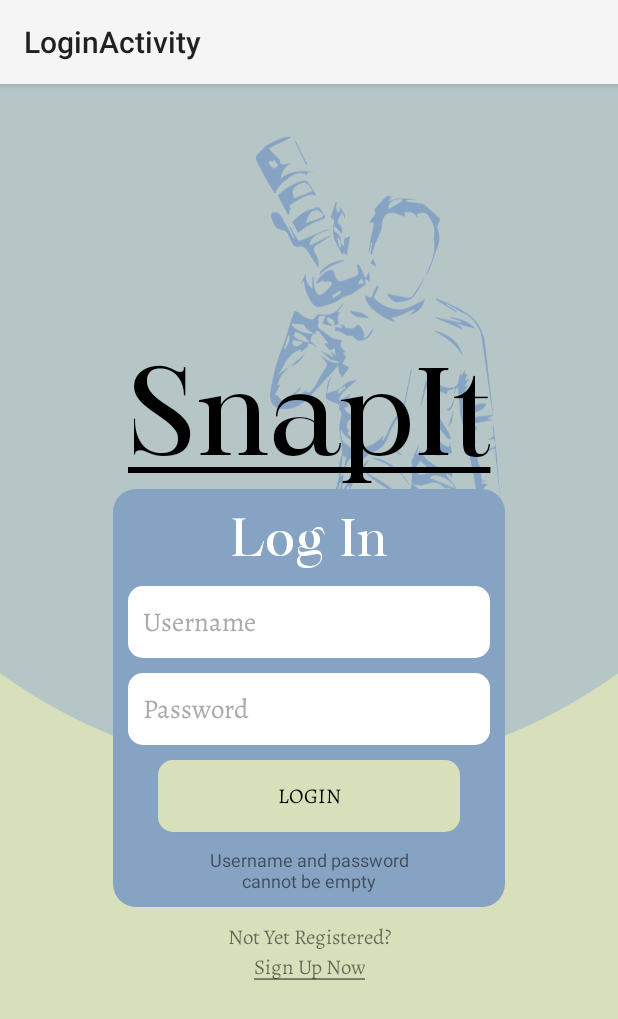
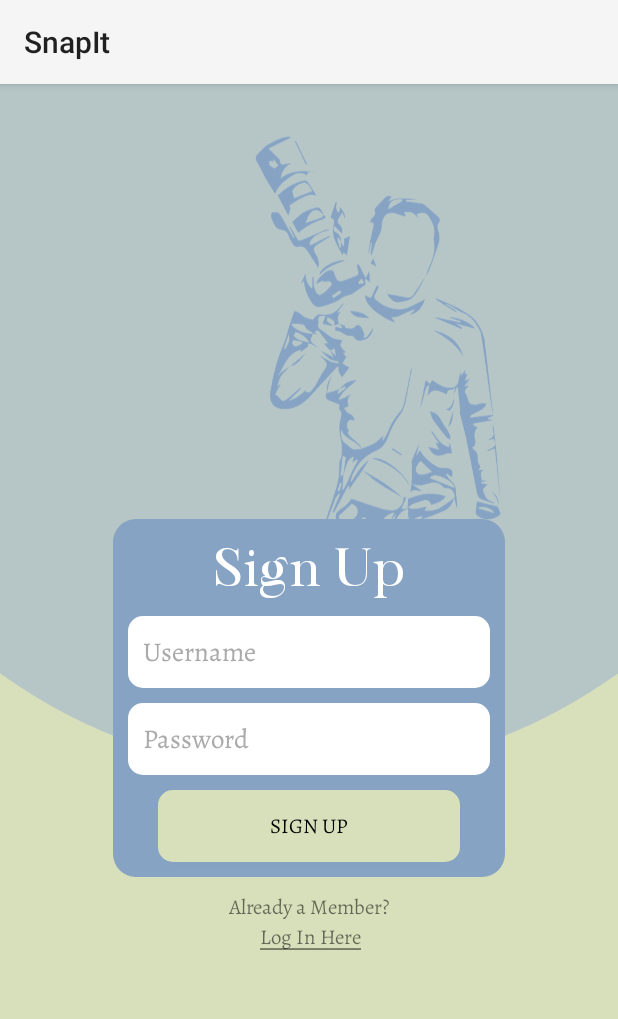
Before and after one commit to Frieya/SnapIt, an Android app: the screen it shows after launch (LoginActivity before the commit, SignupActivity after it), after a tap on "Sign Up Now", on a phone screen of 412 x 824 dp. Shown: the top 1019 px of the screen. Run offline under Robolectric (Android 15) with nearby library versions, the phone set to English and light mode, and no system bars; our stand-ins replace Firebase (no records; nobody signed in at launch, a user with empty details on screens opened directly); 1 other tap on this screen came first.

```diff
--- a/app/src/main/AndroidManifest.xml
+++ b/app/src/main/AndroidManifest.xml
@@ -17,8 +17,12 @@
             android:exported="true"
             android:label="@string/app_name" />
         <activity
+            android:name=".SignupActivity"
+            android:exported="true"
+            android:label="@string/app_name" />
+        <activity
             android:name=".LoginActivity"
-            android:label="LoginActivity"
+            android:label="@string/app_name"
             android:exported="true">
             <intent-filter>
                 <action android:name="android.intent.action.MAIN" />
--- /dev/null
+++ b/app/src/main/java/com/mobdeve/s12/kahitanonalang/snapit/SignupActivity.kt
@@ -0,0 +1,79 @@
+package com.mobdeve.s12.kahitanonalang.snapit
+
+import android.content.Intent
+import android.os.Bundle
+import android.widget.Button
+import android.widget.EditText
+import android.widget.TextView
+import androidx.appcompat.app.AppCompatActivity
+import com.google.firebase.auth.FirebaseAuth
+import com.google.firebase.auth.FirebaseAuthException
+import com.mobdeve.s12.kahitanonalang.snapit.databinding.ActivitySignupBinding
+
+class SignupActivity : AppCompatActivity() {
+
+    companion object {
+        const val TAG = "SignupActivity"
+    }
+
+    private lateinit var viewBinding : ActivitySignupBinding
+    private lateinit var signUpUsernameEtv : EditText
+    private lateinit var signupPasswordEtv : EditText
+    private lateinit var signupBtn : Button
+    private lateinit var messageTv : TextView
+    private lateinit var signupTv : TextView
+
+    private lateinit var toaster: Toaster
+
+    private lateinit var auth : FirebaseAuth
+    override fun onCreate(savedInstanceState: Bundle?) {
+        super.onCreate(savedInstanceState)
+        this.viewBinding = ActivitySignupBinding.inflate(layoutInflater)
+        setContentView(this.viewBinding.root)
+
+        this.signUpUsernameEtv = this.viewBinding.signupUsernameEtv
+        this.signupPasswordEtv = this.viewBinding.signupPasswordEtv
+        this.signupBtn = this.viewBinding.signupBtn
+        this.signupTv = this.viewBinding.signupSunTv
+        this.toaster = Toaster(this)
+        this.auth = FirebaseAuth.getInstance()
+
+        this.signupBtn.setOnClickListener {
+            val email = signUpUsernameEtv.text.toString() + "@gmail.com"
+            val password = signupPasswordEtv.text.toString()
+
+            toaster.crisp("Signing you up...")
+
+            // Sign up with email and password
+            auth.createUserWithEmailAndPassword(email, password)
+                .addOnCompleteListener(this) { task ->
+                    // Hide the loading indicator if you showed one
+                    // ...
+
+                    if (task.isSuccessful) {
+                        // Sign up success, update UI with the signed-in user's information
+                        // For example, you might want to navigate to the main activity
+                        toaster.crisp("Sign-up successful")
+                        val intent = Intent(this, MainActivity::class.java)
+                        startActivity(intent)
+                        finish()
+                    } else {
+                        // If sign up fails, display a message to the user.
+                        val exception = task.exception
+                        if (exception is FirebaseAuthException) {
+                            // Handle specific exceptions if needed
+                            // For example, you can check exception.errorCode
+                            toaster.crisp("Sign-up failed: ${exception.message?.replace("email address", "username")}")
+                        } else {
+                            // Handle other exceptions
+                            toaster.crisp("Something went wrong. Please try again.")
+                        }
+                    }
+                }
+        }
+
+        this.signupTv.setOnClickListener {
+            finish()
+        }
+    }
+}
--- a/app/src/main/res/layout/activity_login.xml
+++ b/app/src/main/res/layout/activity_login.xml
@@ -95,30 +95,17 @@
             android:layout_marginStart="20dp"
             android:layout_marginTop="10dp"
             android:layout_marginEnd="20dp"
+            android:layout_marginBottom="10dp"
             android:background="@drawable/input_background"
             android:backgroundTint="@color/background2"
             android:fontFamily="@font/alegreya"
             android:text="Login"
             android:textColor="@color/black"
-            app:layout_constraintBottom_toTopOf="@+id/login_message_tv"
+            app:layout_constraintBottom_toBottomOf="parent"
             app:layout_constraintEnd_toEndOf="@+id/login_password_etv"
             app:layout_constraintStart_toStartOf="@+id/login_password_etv"
             app:layout_constraintTop_toBottomOf="@+id/login_password_etv" />
 
-        <TextView
-            android:id="@+id/login_message_tv"
-            android:layout_width="0dp"
-            android:layout_height="30dp"
-            android:layout_marginStart="50dp"
-            android:layout_marginTop="10dp"
-            android:layout_marginEnd="50dp"
-            android:layout_marginBottom="10dp"
-            android:textAlignment="center"
-            android:textSize="12sp"
-            app:layout_constraintBottom_toBottomOf="parent"
-            app:layout_constraintEnd_toEndOf="parent"
-            app:layout_constraintStart_toStartOf="parent"
-            app:layout_constraintTop_toBottomOf="@+id/login_btn" />
     </androidx.constraintlayout.widget.ConstraintLayout>
 
     <TextView
--- a/app/src/main/res/layout/activity_signup.xml
+++ b/app/src/main/res/layout/activity_signup.xml
@@ -1,81 +1,121 @@
 <?xml version="1.0" encoding="utf-8"?>
-<LinearLayout xmlns:android="http://schemas.android.com/apk/res/android"
+<androidx.constraintlayout.widget.ConstraintLayout xmlns:android="http://schemas.android.com/apk/res/android"
+    xmlns:app="http://schemas.android.com/apk/res-auto"
+    xmlns:tools="http://schemas.android.com/tools"
+    android:id="@+id/signup_cl"
     android:layout_width="match_parent"
     android:layout_height="match_parent"
-    android:gravity="center"
-    android:orientation="vertical"
-    android:background="@drawable/signup_bg">
+    android:background="@drawable/cameraman"
+    android:gravity="center">
 
-    <androidx.cardview.widget.CardView
-        android:layout_width="240sp"
-        android:layout_height="240sp">
-
-        <LinearLayout
-            android:layout_width="match_parent"
-            android:layout_height="match_parent"
-            android:orientation="vertical"
-            android:background="@drawable/custom_shapes">
+    <androidx.constraintlayout.widget.ConstraintLayout
+        android:id="@+id/signup_card_cl"
+        android:layout_width="0dp"
+        android:layout_height="wrap_content"
+        android:layout_marginStart="75dp"
+        android:layout_marginTop="50dp"
+        android:layout_marginEnd="75dp"
+        android:background="@drawable/custom_shapes"
+        app:layout_constraintBottom_toBottomOf="parent"
+        app:layout_constraintEnd_toEndOf="parent"
+        app:layout_constraintHorizontal_bias="1.0"
+        app:layout_constraintStart_toStartOf="parent"
+        app:layout_constraintTop_toTopOf="parent">
 
         <TextView
-                android:id="@+id/textView2"
-                android:layout_width="match_parent"
+            android:id="@+id/signup_card_title_tv"
+            android:layout_width="wrap_content"
             android:layout_height="wrap_content"
+            android:layout_marginTop="10dp"
+            android:fontFamily="@font/maharlika"
             android:gravity="center"
             android:text="Sign Up"
-                android:textSize="45sp"
             android:textColor="@color/white"
-                android:fontFamily="@font/maharlika"/>
 
-            <EditText
-                android:id="@+id/signup_email_etv"
-                android:layout_width="match_parent"
-                android:layout_height="wrap_content"
-                android:ems="10"
-                android:inputType="text"
-                android:text="Name"
-                android:fontFamily="@font/alegreya"/>
+            android:textSize="34sp"
+            app:layout_constraintEnd_toEndOf="parent"
+            app:layout_constraintStart_toStartOf="parent"
+            app:layout_constraintTop_toTopOf="parent" />
 
         <EditText
             android:id="@+id/signup_username_etv"
-                android:layout_width="match_parent"
-                android:layout_height="wrap_content"
+            android:layout_width="0dp"
+            android:layout_height="48dp"
+            android:layout_marginStart="10dp"
+            android:layout_marginTop="10dp"
+            android:layout_marginEnd="10dp"
+            android:background="@drawable/input_background"
             android:ems="10"
+            android:fontFamily="@font/alegreya"
+            android:hint="Username"
             android:inputType="text"
-                android:text="Name"
-                android:fontFamily="@font/alegreya"/>
+            android:padding="10dp"
+            android:textColor="@color/black"
+            android:textColorHint="@android:color/darker_gray"
+            app:layout_constraintEnd_toEndOf="parent"
+            app:layout_constraintStart_toStartOf="parent"
+            app:layout_constraintTop_toBottomOf="@+id/signup_card_title_tv" />
 
         <EditText
             android:id="@+id/signup_password_etv"
-                android:layout_width="match_parent"
-                android:layout_height="wrap_content"
+            android:layout_width="0dp"
+            android:layout_height="48dp"
+            android:layout_marginStart="10dp"
+            android:layout_marginTop="10dp"
+            android:layout_marginEnd="10dp"
+            android:background="@drawable/input_background"
             android:ems="10"
-                android:inputType="text"
-                android:text="Name"
-                android:fontFamily="@font/alegreya"/>
+            android:fontFamily="@font/alegreya"
+            android:hint="Password"
+            android:inputType="textPassword"
+            android:padding="10dp"
+            android:textColor="@color/black"
+            android:textColorHint="@android:color/darker_gray"
+            app:layout_constraintEnd_toEndOf="parent"
+            app:layout_constraintStart_toStartOf="parent"
+            app:layout_constraintTop_toBottomOf="@+id/signup_username_etv" />
 
         <Button
-                android:id="@+id/button"
-                android:layout_width="match_parent"
-                android:layout_height="wrap_content"
-                android:text="Button"
-                android:fontFamily="@font/alegreya"/>
-        </LinearLayout>
+            android:id="@+id/signup_btn"
+            android:layout_width="0dp"
+            android:layout_height="48dp"
+            android:layout_marginStart="20dp"
+            android:layout_marginTop="10dp"
+            android:layout_marginEnd="20dp"
+            android:layout_marginBottom="10dp"
+            android:background="@drawable/input_background"
+            android:backgroundTint="@color/background2"
+            android:fontFamily="@font/alegreya"
+            android:text="Sign Up"
+            android:textColor="@color/black"
+            app:layout_constraintBottom_toBottomOf="parent"
+            app:layout_constraintEnd_toEndOf="@+id/signup_password_etv"
+            app:layout_constraintStart_toStartOf="@+id/signup_password_etv"
+            app:layout_constraintTop_toBottomOf="@+id/signup_password_etv" />
 
-    </androidx.cardview.widget.CardView>
+    </androidx.constraintlayout.widget.ConstraintLayout>
 
     <TextView
-        android:id="@+id/textView3"
-        android:layout_width="match_parent"
+        android:id="@+id/signup_nyr_tv"
+        android:layout_width="wrap_content"
         android:layout_height="wrap_content"
+        android:layout_marginTop="10dp"
+        android:fontFamily="@font/alegreya"
         android:gravity="center"
-        android:text="Not Yet Register?"
-        android:fontFamily="@font/alegreya"/>
+        android:text="Already a Member?"
+        app:layout_constraintEnd_toEndOf="parent"
+        app:layout_constraintStart_toStartOf="parent"
+        app:layout_constraintTop_toBottomOf="@+id/signup_card_cl" />
 
     <TextView
-        android:id="@+id/textView4"
-        android:layout_width="match_parent"
+        android:id="@+id/signup_sun_tv"
+        android:layout_width="wrap_content"
         android:layout_height="wrap_content"
+        android:fontFamily="@font/alegreya"
         android:gravity="center"
-        android:text="Sign Up Now"
-        android:fontFamily="@font/alegreya"/>
-</LinearLayout>
+        android:text="@string/login_here"
+        app:layout_constraintEnd_toEndOf="@+id/signup_nyr_tv"
+        app:layout_constraintStart_toStartOf="@+id/signup_nyr_tv"
+        app:layout_constraintTop_toBottomOf="@+id/signup_nyr_tv" />
+
+</androidx.constraintlayout.widget.ConstraintLayout>
```
Also changed, not shown: app/src/main/java/com/mobdeve/s12/kahitanonalang/snapit/LoginActivity.kt (+12 -21 lines), app/src/main/java/com/mobdeve/s12/kahitanonalang/snapit/Toaster.kt (added, +19 -0 lines). Lines whose indentation alone changed are shown as unchanged.
